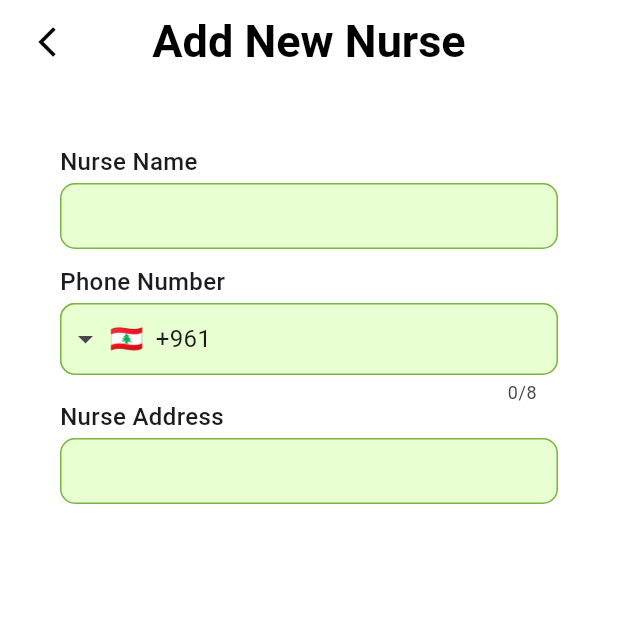
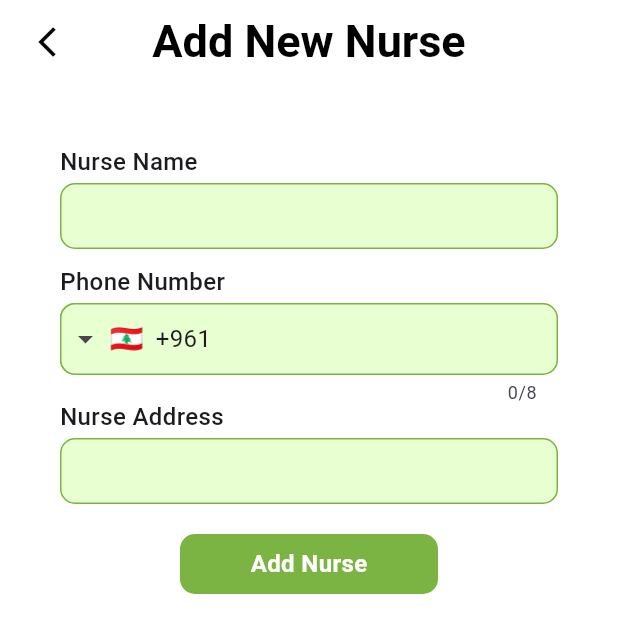
Before and after one commit to ZouheirN/nurse-app, a Flutter app: the AddNursePage screen opened by its route, on a phone screen of 412 x 824 dp. Shown: the top 633 px of the screen. Run offline on Flutter 3.47's test engine with Material 3 defaults, Android fonts, the phone set to English and light mode, and no system bars; drawn by our look-alikes of intl_phone_field; our stand-ins replace dropdown_button2, shared_preferences; accounts and stored records are empty.

Commit message:
Update add_nurse_page.dart

```diff
--- a/lib/pages/admin/add_nurse_page.dart
+++ b/lib/pages/admin/add_nurse_page.dart
@@ -1,6 +1,7 @@
 import 'package:flutter/material.dart';
 import 'package:nurse_app/components/phone_field_admin.dart';
 import 'package:nurse_app/components/labeled_textfield_admin.dart';
+import 'package:nurse_app/components/third_button.dart';
 
 class AddNursePage extends StatelessWidget {
   const AddNursePage({super.key});
@@ -35,7 +36,7 @@ class AddNursePage extends StatelessWidget {
         elevation: 0,
         iconTheme: const IconThemeData(color: Colors.black),
       ),
-      body: const SingleChildScrollView(
+      body: SingleChildScrollView(
         child: Column(
           crossAxisAlignment: CrossAxisAlignment.center,
           children: [
@@ -43,18 +44,22 @@ class AddNursePage extends StatelessWidget {
               child: Column(
                 crossAxisAlignment: CrossAxisAlignment.center,
                 children: [
-                  SizedBox(height: 40),
-                  LabeledTextfieldAdmin(
+                  const SizedBox(height: 40),
+                  const LabeledTextfieldAdmin(
                     label: 'Nurse Name',
                     keyboardType: TextInputType.name,
                   ),
-                  SizedBox(height: 10),
-                  PhoneFieldAdmin(),
-                  LabeledTextfieldAdmin(
+                  const SizedBox(height: 10),
+                  const PhoneFieldAdmin(),
+                  const LabeledTextfieldAdmin(
                     label: 'Nurse Address',
                     keyboardType: TextInputType.text,
                   ),
-                  SizedBox(height: 10),
+                  const SizedBox(height: 20),
+                  MyThirdButton(
+                    onTap: () {},
+                    buttonText: 'Add Nurse',
+                  )
                 ],
               ),
             ),
```
